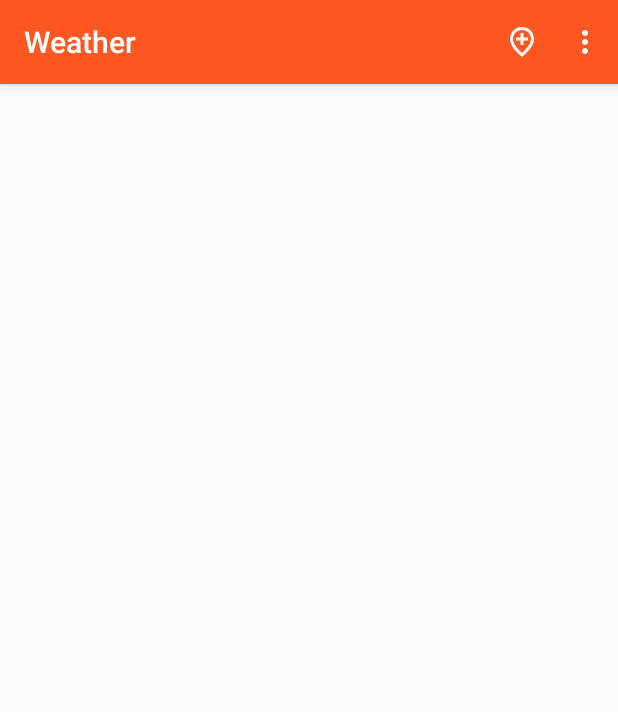
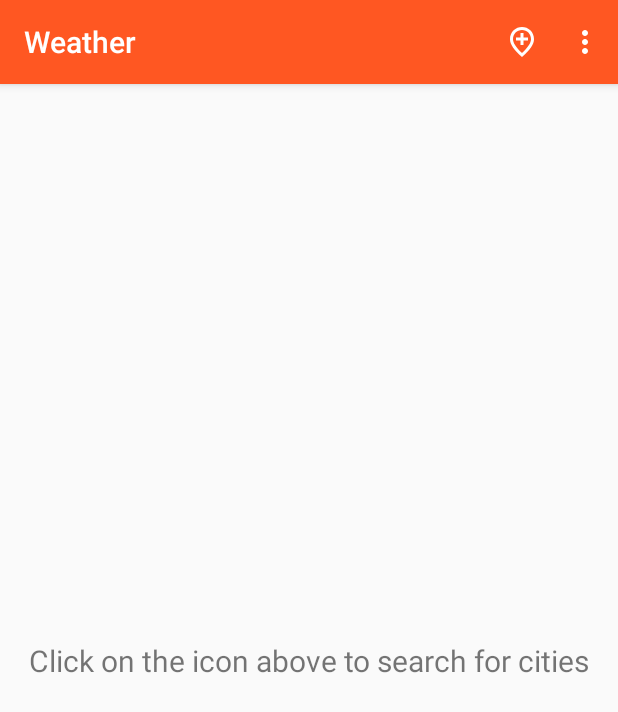
Before and after one commit to suada-haji/Weather-App, an Android app: the screen it shows after launch (MainActivity), on a phone screen of 412 x 824 dp. Shown: the top 712 px of the screen. Run offline under Robolectric (Android 15) with nearby library versions, the phone set to English and light mode, and no system bars.

Commit message:
fix: Handle empty view

```diff
--- a/app/src/main/java/com/suadahaji/weatherapp/views/CityListFragment.java
+++ b/app/src/main/java/com/suadahaji/weatherapp/views/CityListFragment.java
@@ -41,8 +41,12 @@ public class CityListFragment extends Fragment implements CityListAdapter.ItemCl
         RecyclerView cityRecyclerView = view.findViewById(R.id.cityListRecycler);
         dbContract = new DbContract(new DbHelper(getActivity()));
         cities = dbContract.getAllCities();
-        adapter = new CityListAdapter(getActivity(), this, cities);
-        cityRecyclerView.setAdapter(adapter);
+        if (cities.size() == 0) {
+            view.findViewById(R.id.emptyList).setVisibility(View.VISIBLE);
+        } else {
+            adapter = new CityListAdapter(getActivity(), this, cities);
+            cityRecyclerView.setAdapter(adapter);
+        }
     }
 
     @Override
--- a/app/src/main/java/com/suadahaji/weatherapp/views/MapFragment.java
+++ b/app/src/main/java/com/suadahaji/weatherapp/views/MapFragment.java
@@ -83,10 +83,7 @@ public class MapFragment extends Fragment implements OnMapReadyCallback, GoogleM
                 String results = getResponseFromHttpUrl(url);
                 Gson gson = new GsonBuilder().create();
                 weatherResponse = gson.fromJson(results, CityResponse.class);
-                DbHelper dbHelper = new DbHelper(getActivity());
-                DbContract dbContract = new DbContract(dbHelper);
-                if (!weatherResponse.name.isEmpty())
-                    dbContract.bookmarkCity(weatherResponse);
+                bookmarkCity(weatherResponse);
 
             } catch (Exception e) {
                 e.printStackTrace();
@@ -94,4 +91,11 @@ public class MapFragment extends Fragment implements OnMapReadyCallback, GoogleM
             return weatherResponse;
         }
     }
+
+    private void bookmarkCity(CityResponse weatherResponse) {
+        DbHelper dbHelper = new DbHelper(getActivity());
+        DbContract dbContract = new DbContract(dbHelper);
+        if (!weatherResponse.name.isEmpty())
+            dbContract.bookmarkCity(weatherResponse);
+    }
 }
--- a/app/src/main/res/layout/fragment_city_list.xml
+++ b/app/src/main/res/layout/fragment_city_list.xml
@@ -5,6 +5,21 @@
     android:layout_width="match_parent"
     android:layout_height="match_parent"
     app:layout_behavior="@string/appbar_scrolling_view_behavior">
+
+    <TextView
+        android:id="@+id/emptyList"
+        android:layout_width="wrap_content"
+        android:layout_height="wrap_content"
+        android:gravity="center_horizontal"
+        android:text="Click on the icon above to search for cities"
+        android:textAlignment="center"
+        android:textSize="20sp"
+        android:layout_margin="16dp"
+        android:visibility="gone"
+        app:layout_constraintBottom_toBottomOf="parent"
+        app:layout_constraintEnd_toEndOf="parent"
+        app:layout_constraintStart_toStartOf="parent"
+        app:layout_constraintTop_toTopOf="parent" />
 
     <androidx.recyclerview.widget.RecyclerView
         android:id="@+id/cityListRecycler"
```
